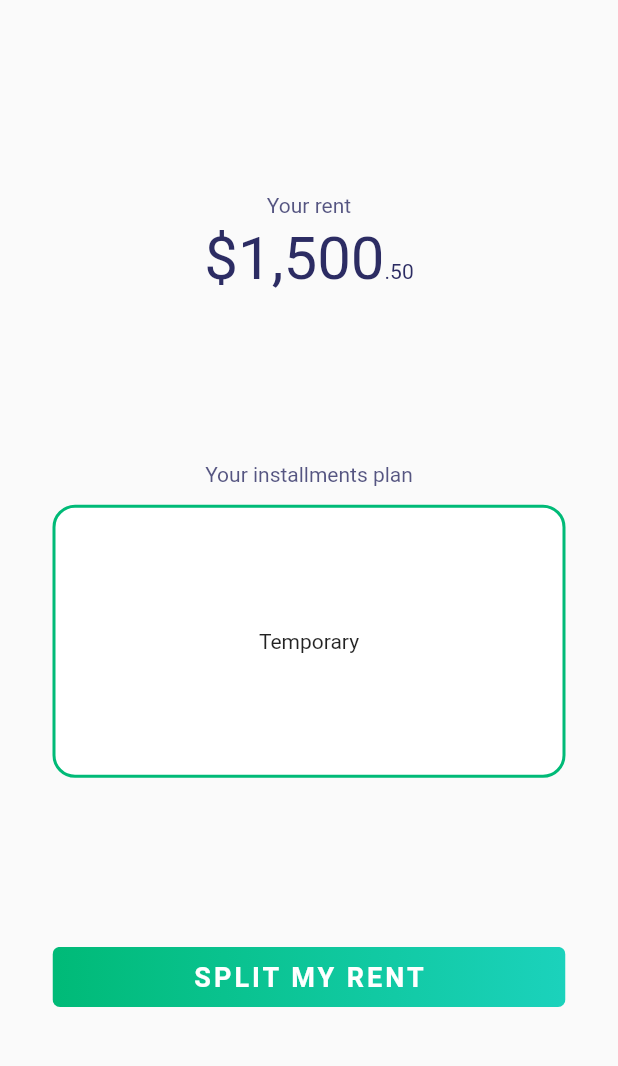
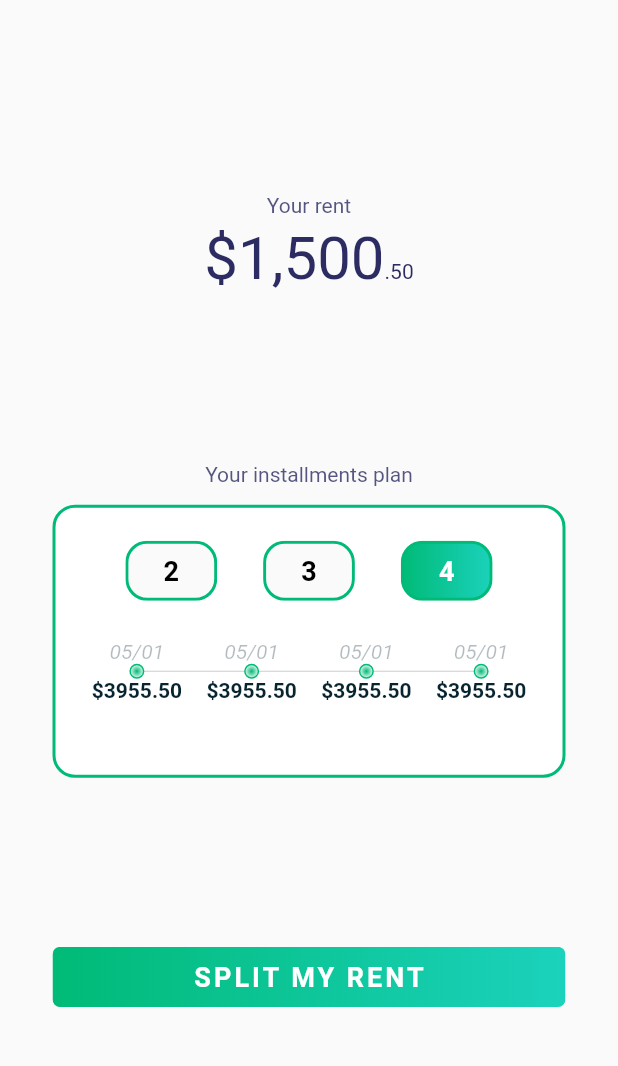
Before and after one commit to aqrc/payment_plans_app, a Flutter app: the screen it shows after launch, on a phone screen of 412 x 824 dp, the part 60-1126 px from its top. Run offline on Flutter 3.47's test engine with Material 2 defaults, Android fonts, the phone set to English and light mode, and no system bars; our stand-ins replace dio, flutter_svg, stacked, stacked_core, stacked_services.

Commit message:
implemented payment plan selection card design

```diff
--- a/lib/theme/custom_colors.dart
+++ b/lib/theme/custom_colors.dart
@@ -7,6 +7,7 @@ class CustomColors {
   static const Color blackGreen31 = Color(0x4F082431);
   static const Color green = Color(0xFF00BA77);
   static const Color teal = Color(0xFF1BD2BC);
-  static const Color black = Color(0xFF000000);
+  static const Color black = Colors.black;
+  static const Color black20 = Color(0x33000000);
   static const Color white = Color(0xFFFFFFFF);
 }
--- /dev/null
+++ b/lib/ui/home/components/payment_plan_selection_card.dart
@@ -0,0 +1,182 @@
+import 'package:flutter/material.dart';
+import '../../../theme/custom_colors.dart';
+import '../../../theme/custom_theme.dart';
+import '../../common/outlined_gradient_button.dart';
+
+class PaymentPlanSelectionCard extends StatelessWidget {
+  const PaymentPlanSelectionCard({Key? key}) : super(key: key);
+
+  @override
+  Widget build(BuildContext context) {
+    return Container(
+      decoration: const BoxDecoration(
+        color: CustomColors.white,
+        borderRadius: BorderRadius.all(Radius.circular(15)),
+        border: Border.fromBorderSide(
+          BorderSide(color: CustomColors.green, width: 2),
+        ),
+      ),
+      child: SizedBox(
+        height: 178,
+        width: double.infinity,
+        child: Padding(
+          padding: const EdgeInsets.symmetric(vertical: 22, horizontal: 16),
+          child: Column(
+            children: [
+              Row(
+                mainAxisAlignment: MainAxisAlignment.spaceEvenly,
+                children: [
+                  const Spacer(flex: 1),
+                  Expanded(
+                    flex: 2,
+                    child: OutlinedGradientButton.outlined(
+                      title: "2",
+                      onPressed: () {},
+                    ),
+                  ),
+                  const Spacer(flex: 1),
+                  Expanded(
+                    flex: 2,
+                    child: OutlinedGradientButton.outlined(
+                      title: "3",
+                      onPressed: () {},
+                    ),
+                  ),
+                  const Spacer(flex: 1),
+                  Expanded(
+                    flex: 2,
+                    child: OutlinedGradientButton.both(
+                      title: "4",
+                      onPressed: () {},
+                    ),
+                  ),
+                  const Spacer(flex: 1),
+                ],
+              ),
+              Expanded(
+                child: Stack(
+                  children: [
+                    const _Timeline(eventsCount: 4),
+                    Center(
+                      child: Row(
+                        children: [
+                          Expanded(
+                            child: Column(
+                              mainAxisAlignment: MainAxisAlignment.center,
+                              children: [
+                                Text(
+                                  "05/01",
+                                  style: CustomTheme.textTheme.titleSmall,
+                                ),
+                                const _PaymentDateDot(),
+                                Text(
+                                  "\$3955.50",
+                                  style: CustomTheme.textTheme.titleMedium,
+                                ),
+                              ],
+                            ),
+                          ),
+                          Expanded(
+                            child: Column(
+                              mainAxisAlignment: MainAxisAlignment.center,
+                              children: [
+                                Text(
+                                  "05/01",
+                                  style: CustomTheme.textTheme.titleSmall,
+                                ),
+                                const _PaymentDateDot(),
+                                Text(
+                                  "\$3955.50",
+                                  style: CustomTheme.textTheme.titleMedium,
+                                ),
+                              ],
+                            ),
+                          ),
+                          Expanded(
+                            child: Column(
+                              mainAxisAlignment: MainAxisAlignment.center,
+                              children: [
+                                Text(
+                                  "05/01",
+                                  style: CustomTheme.textTheme.titleSmall,
+                                ),
+                                const _PaymentDateDot(),
+                                Text(
+                                  "\$3955.50",
+                                  style: CustomTheme.textTheme.titleMedium,
+                                ),
+                              ],
+                            ),
+                          ),
+                          Expanded(
+                            child: Column(
+                              mainAxisAlignment: MainAxisAlignment.center,
+                              children: [
+                                Text(
+                                  "05/01",
+                                  style: CustomTheme.textTheme.titleSmall,
+                                ),
+                                const _PaymentDateDot(),
+                                Text(
+                                  "\$3955.50",
+                                  style: CustomTheme.textTheme.titleMedium,
+                                ),
+                              ],
+                            ),
+                          ),
+                        ],
+                      ),
+                    ),
+                  ],
+                ),
+              )
+            ],
+          ),
+        ),
+      ),
+    );
+  }
+}
+
+class _Timeline extends StatelessWidget {
+  final int eventsCount;
+
+  const _Timeline({Key? key, required this.eventsCount}) : super(key: key);
+
+  @override
+  Widget build(BuildContext context) {
+    return Center(child: LayoutBuilder(
+      builder: (context, constrains) {
+        final indent = constrains.biggest.width / eventsCount / 2;
+        return Divider(
+          color: CustomColors.black20,
+          height: 1,
+          indent: indent,
+          endIndent: indent,
+        );
+      },
+    ));
+  }
+}
+
+class _PaymentDateDot extends StatelessWidget {
+  const _PaymentDateDot({Key? key}) : super(key: key);
+
+  @override
+  Widget build(BuildContext context) {
+    return Container(
+      width: 10,
+      height: 10,
+      decoration: BoxDecoration(
+        borderRadius: const BorderRadius.all(Radius.circular(100)),
+        border: Border.all(color: CustomColors.green),
+        gradient: const RadialGradient(
+          colors: [
+            CustomColors.green,
+            CustomColors.white,
+          ],
+        ),
+      ),
+    );
+  }
+}
--- a/lib/ui/home/home_view.dart
+++ b/lib/ui/home/home_view.dart
@@ -1,10 +1,10 @@
 import 'package:flutter/material.dart';
 
 import '../../assets/custom_icons.dart';
-import '../../theme/custom_colors.dart';
 import '../../theme/custom_theme.dart';
 import '../common/custom_icon.dart';
 import '../common/outlined_gradient_button.dart';
+import 'components/payment_plan_selection_card.dart';
 
 class HomeView extends StatelessWidget {
   const HomeView({Key? key}) : super(key: key);
@@ -52,20 +52,7 @@ class HomeView extends StatelessWidget {
                   style: CustomTheme.textTheme.headlineSmall,
                 ),
                 const SizedBox(height: 12),
-                Container(
-                  decoration: const BoxDecoration(
-                    color: CustomColors.white,
-                    borderRadius: BorderRadius.all(Radius.circular(15)),
-                    border: Border.fromBorderSide(
-                      BorderSide(color: CustomColors.green, width: 2),
-                    ),
-                  ),
-                  child: const SizedBox(
-                    height: 178,
-                    width: double.infinity,
-                    child: Center(child: Text("Temporary")), // TODO implement
-                  ),
-                ),
+                const PaymentPlanSelectionCard(),
               ],
             ),
             OutlinedGradientButton.gradient(
```
